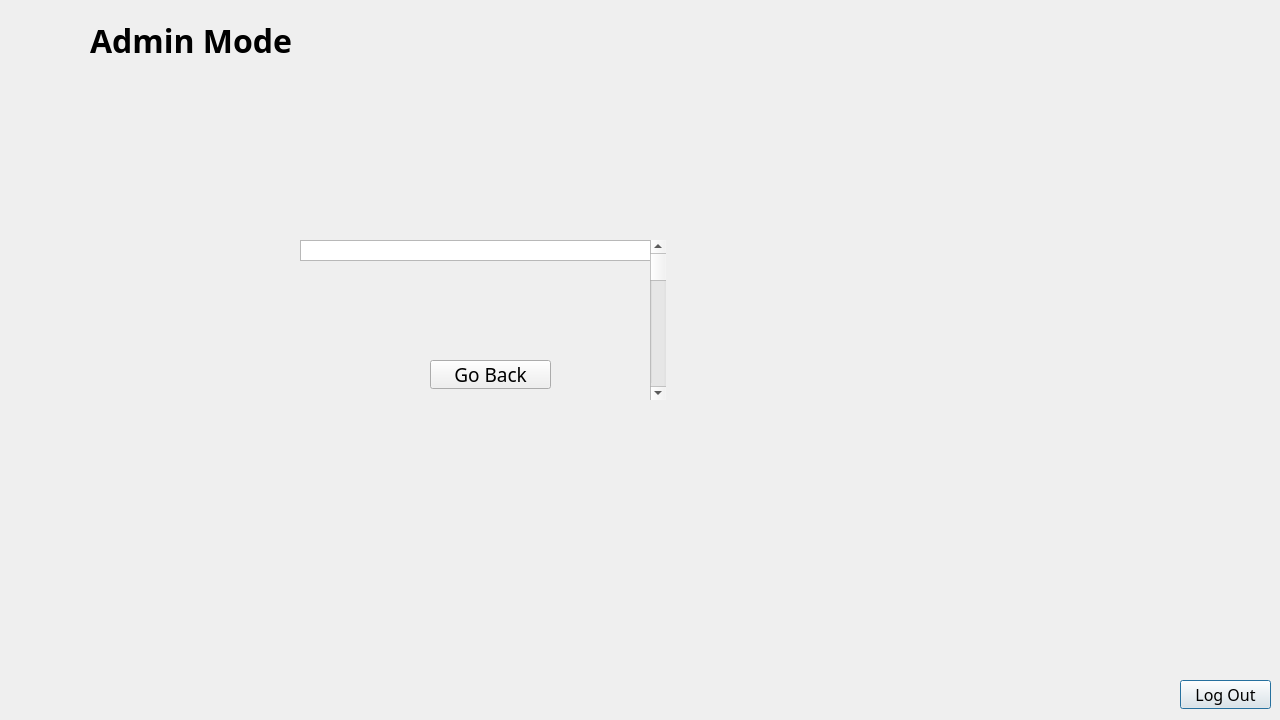
Qt form FormulaManager/admin.ui (AtuLxCE/formula-encyclopaedia) before a commit.
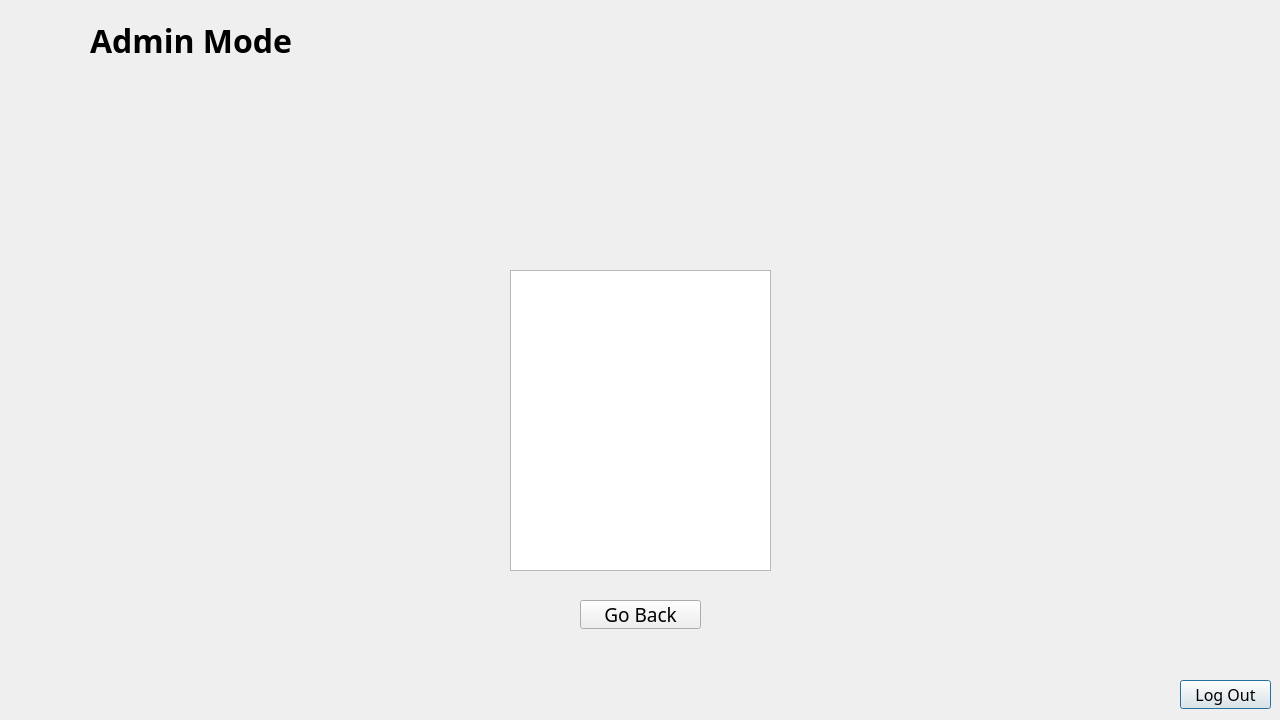
The same form after that commit. The open tabs and pages were chosen to show the change. Icons and pictures are not drawn.

The edit to the form file:
```diff
--- a/FormulaManager/admin.ui
+++ b/FormulaManager/admin.ui
@@ -373,18 +373,18 @@
     <widget class="QTableView" name="tableView">
      <property name="geometry">
       <rect>
-       <x>290</x>
-       <y>90</y>
-       <width>361</width>
-       <height>21</height>
+       <x>500</x>
+       <y>120</y>
+       <width>261</width>
+       <height>301</height>
       </rect>
      </property>
     </widget>
     <widget class="QPushButton" name="pushButton_11">
      <property name="geometry">
       <rect>
-       <x>420</x>
-       <y>210</y>
+       <x>570</x>
+       <y>450</y>
        <width>121</width>
        <height>29</height>
       </rect>
@@ -399,19 +399,6 @@
       <string>Go Back</string>
      </property>
     </widget>
-    <widget class="QScrollBar" name="verticalScrollBar">
-     <property name="geometry">
-      <rect>
-       <x>640</x>
-       <y>90</y>
-       <width>16</width>
-       <height>160</height>
-      </rect>
-     </property>
-     <property name="orientation">
-      <enum>Qt::Vertical</enum>
-     </property>
-    </widget>
    </widget>
   </widget>
  </widget>
```
Left out of the diff: 10 changed lines with no effect on the pictures.
